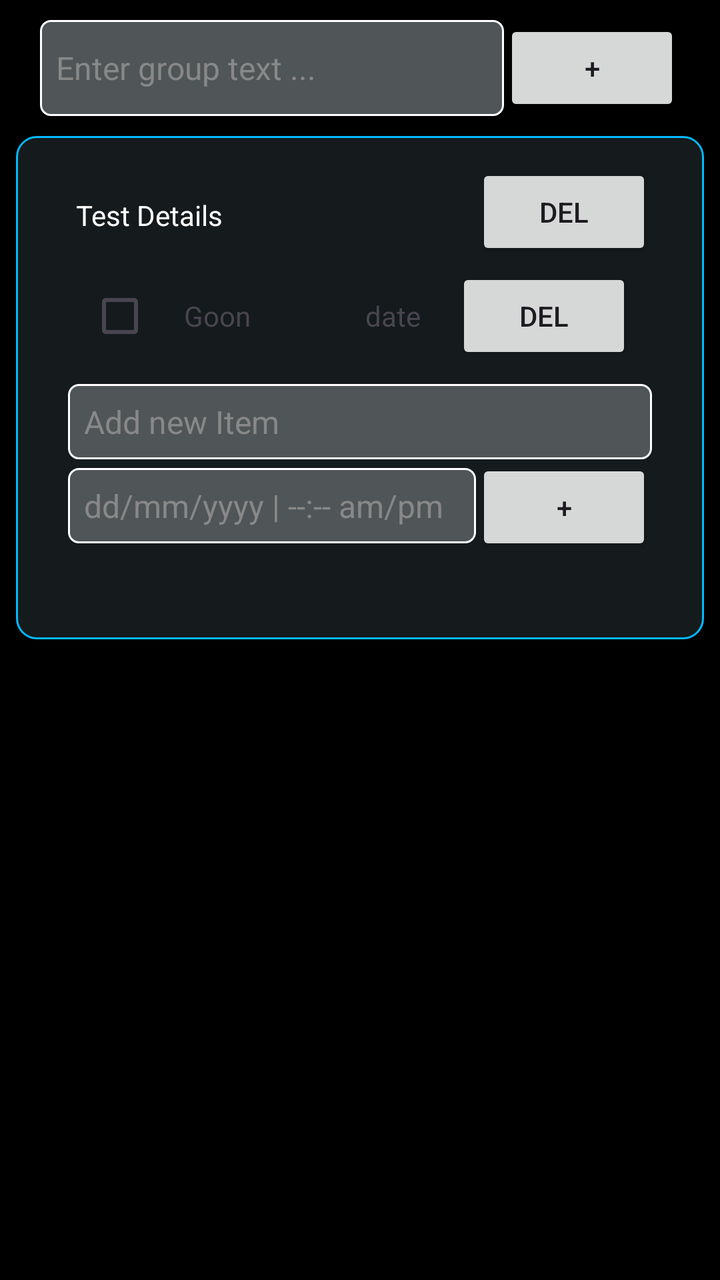
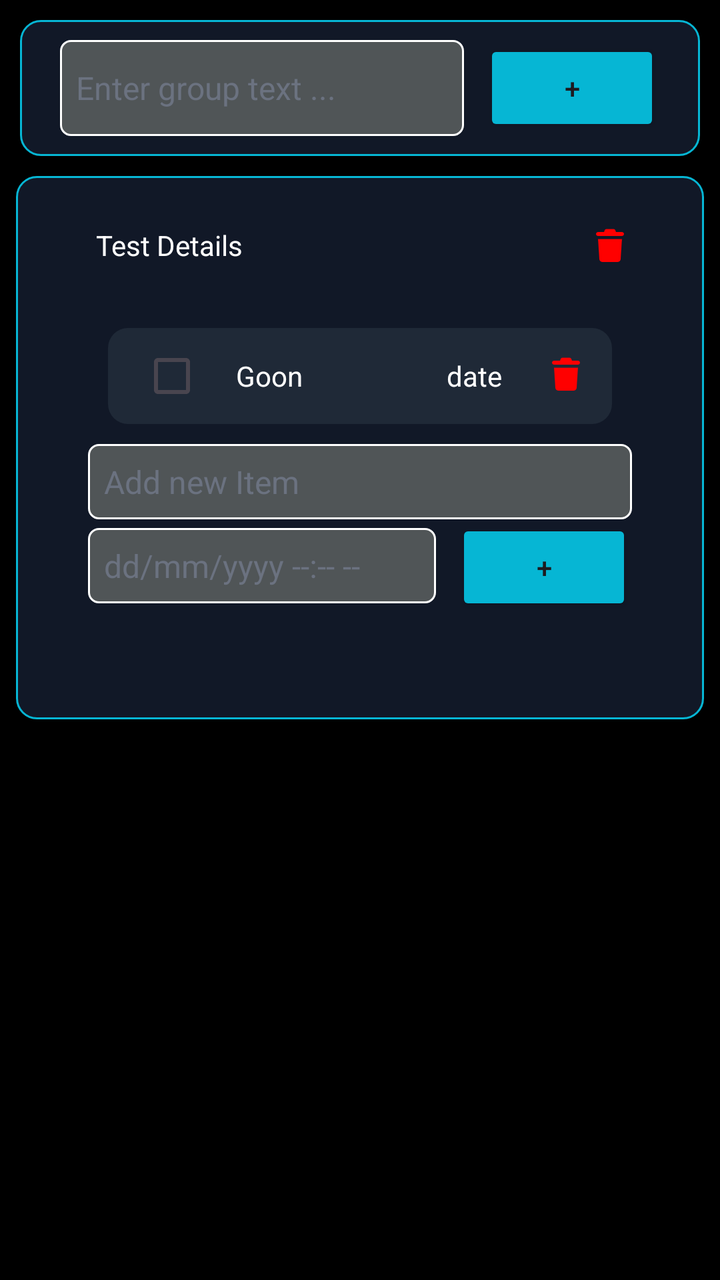

Compare the two renders of this Android layout. The source of the first and the diff that turns it into the second are given below.
<!-- AndroidManifest.xml: application theme Theme.MyConsist -->
<!-- res/layout/fragment_to_do_list.xml -->
<?xml version="1.0" encoding="utf-8"?>
<LinearLayout xmlns:android="http://schemas.android.com/apk/res/android"
    xmlns:app="http://schemas.android.com/apk/res-auto"
    xmlns:tools="http://schemas.android.com/tools"
    android:layout_width="match_parent"
    android:layout_height="match_parent"
    tools:context=".ToDoListFragment"
    android:orientation="vertical"
    android:background="@color/black">

    <LinearLayout
        android:layout_width="match_parent"
        android:layout_height="wrap_content"
        android:orientation="horizontal"
        android:paddingHorizontal="20dp"
        android:paddingVertical="10dp">
        <EditText
            android:layout_width="0dp"
            android:layout_height="match_parent"
            android:layout_weight="1"
            style="@style/MyEditTextStyle"
            android:hint="Enter group text ..."/>
        <Button
            android:layout_width="wrap_content"
            android:layout_height="wrap_content"
            android:text="+"/>
    </LinearLayout>
    <LinearLayout
        android:id="@+id/listBox"
        android:layout_width="match_parent"
        android:layout_height="match_parent"
        android:orientation="vertical">

        <androidx.constraintlayout.widget.ConstraintLayout
            android:id="@+id/theGroup"
            android:layout_width="match_parent"
            android:layout_height="wrap_content"
            android:layout_marginHorizontal="8dp"
            android:padding="10dp"
            android:background="@drawable/group_styles">

            <TextView
                android:id="@+id/groupName"
                android:layout_width="0dp"
                android:layout_height="wrap_content"
                android:layout_margin="20dp"
                android:layout_weight="1"
                android:textColor="@color/white"
                android:text="Test Details"
                app:layout_constraintEnd_toStartOf="@+id/delButton"
                app:layout_constraintHorizontal_bias="0.571"
                app:layout_constraintStart_toStartOf="parent"
                app:layout_constraintTop_toTopOf="parent" />

            <Button
                android:id="@+id/delButton"
                android:layout_width="wrap_content"
                android:layout_height="wrap_content"
                android:layout_marginTop="4dp"
                android:layout_marginEnd="16dp"
                android:text="Del"
                app:layout_constraintEnd_toEndOf="parent"
                app:layout_constraintTop_toTopOf="parent" />

            <LinearLayout
                android:id="@+id/theGroupDetails"
                android:layout_width="match_parent"
                android:layout_height="wrap_content"
                android:layout_marginBottom="16dp"
                android:orientation="vertical"
                android:padding="16dp"
                app:layout_constraintBottom_toBottomOf="parent"
                app:layout_constraintEnd_toEndOf="parent"
                app:layout_constraintStart_toStartOf="parent">
                <LinearLayout
                    android:id="@+id/theList"
                    android:layout_width="match_parent"
                    android:layout_height="wrap_content"
                    android:orientation="vertical"
                    android:layout_marginTop="30dp">

                    <LinearLayout
                        android:id="@+id/itemBox"
                        android:layout_width="match_parent"
                        android:layout_height="wrap_content"
                        android:orientation="horizontal"
                        android:layout_margin="10dp">
                        <CheckBox
                            android:id="@+id/checkboxItem"
                            android:layout_width="wrap_content"
                            android:layout_height="wrap_content"/>
                        <TextView
                            android:id="@+id/nameItem"
                            android:layout_width="0dp"
                            android:layout_height="wrap_content"
                            android:layout_weight="2"
                            android:text="Goon"/>
                        <TextView
                            android:id="@+id/dateItem"
                            android:layout_width="0dp"
                            android:layout_height="wrap_content"
                            android:layout_weight="1"
                            android:text="date"/>
                        <Button
                            android:id="@+id/delItemButton"
                            android:layout_width="wrap_content"
                            android:layout_height="wrap_content"
                            android:text="Del"/>

                    </LinearLayout>

                </LinearLayout>
                <EditText
                    android:layout_width="match_parent"
                    android:layout_height="wrap_content"
                    style="@style/MyEditTextStyle"
                    android:hint="Add new Item" />

                <LinearLayout
                    android:layout_width="match_parent"
                    android:layout_height="wrap_content"
                    android:orientation="horizontal">

                    <EditText
                        android:id="@+id/dateInput"
                        android:layout_width="0dp"
                        android:layout_weight="1"
                        android:layout_height="wrap_content"
                        style="@style/MyEditTextStyle"
                        android:hint="dd/mm/yyyy | --:-- am/pm"
                        android:focusable="false"
                        android:clickable="true"/>

                    <Button
                        android:layout_width="wrap_content"
                        android:layout_height="wrap_content"
                        android:text="+" />
                </LinearLayout>
            </LinearLayout>


        </androidx.constraintlayout.widget.ConstraintLayout>

    </LinearLayout>

</LinearLayout>
<!-- resources referenced by this layout -->
<resources>
  <color name="black">#FF000000</color>
  <color name="white">#FFFFFFFF</color>
  <!-- drawable group_styles (drawable) -->
  <?xml version="1.0" encoding="utf-8"?>
  <shape xmlns:android="http://schemas.android.com/apk/res/android">
  
      
      <solid android:color="#151a1c"/>
  
      
      <stroke
          android:width="1dp"
          android:color="#03b9ff"/>
  
      
      <corners android:radius="10dp"/>
  </shape>
  <style name="MyEditTextStyle">
          <item name="android:textColor">#FFFFFF</item>
          <item name="android:textColorHint">#888888</item>
          <item name="android:textSize">16sp</item>
          <item name="android:padding">8dp</item>
          <item name="android:background">@drawable/edittext_styles</item>
      </style>
  <style name="Theme.MyConsist" parent="Base.Theme.MyConsist" />
  <!-- drawable edittext_styles (drawable) -->
  <?xml version="1.0" encoding="utf-8"?>
  <shape xmlns:android="http://schemas.android.com/apk/res/android">
  
      
      <solid android:color="#505557"/>
  
      
      <stroke
          android:width="1dp"
          android:color="@color/white"/>
  
      
      <corners android:radius="5dp"/>
  
  </shape>
  <style name="Base.Theme.MyConsist" parent="Theme.Material3.DayNight.NoActionBar">
          
          
      </style>
</resources>

<!-- the commit's change to res/layout/fragment_to_do_list.xml (unified diff, before → after) -->
@@ -13,17 +13,21 @@
         android:layout_height="wrap_content"
         android:orientation="horizontal"
         android:paddingHorizontal="20dp"
-        android:paddingVertical="10dp">
+        android:paddingVertical="10dp"
+        android:layout_margin="10dp"
+        android:background="@drawable/group_styles">
         <EditText
             android:layout_width="0dp"
             android:layout_height="match_parent"
             android:layout_weight="1"
             style="@style/MyEditTextStyle"
-            android:hint="Enter group text ..."/>
+            android:hint="Enter group text ..."
+            android:layout_marginRight="10dp"/>
         <Button
             android:layout_width="wrap_content"
             android:layout_height="wrap_content"
-            android:text="+"/>
+            android:text="+"
+            android:backgroundTint="#06b6d4"/>
     </LinearLayout>
     <LinearLayout
         android:id="@+id/listBox"
@@ -36,14 +40,15 @@
             android:layout_width="match_parent"
             android:layout_height="wrap_content"
             android:layout_marginHorizontal="8dp"
-            android:padding="10dp"
+            android:padding="20dp"
             android:background="@drawable/group_styles">
 
             <TextView
                 android:id="@+id/groupName"
                 android:layout_width="0dp"
                 android:layout_height="wrap_content"
-                android:layout_margin="20dp"
+                android:layout_marginHorizontal="20dp"
+                android:layout_marginVertical="5dp"
                 android:layout_weight="1"
                 android:textColor="@color/white"
                 android:text="Test Details"
@@ -52,13 +57,16 @@
                 app:layout_constraintStart_toStartOf="parent"
                 app:layout_constraintTop_toTopOf="parent" />
 
-            <Button
+            <TextView
                 android:id="@+id/delButton"
                 android:layout_width="wrap_content"
                 android:layout_height="wrap_content"
-                android:layout_marginTop="4dp"
-                android:layout_marginEnd="16dp"
-                android:text="Del"
+                android:layout_marginHorizontal="20dp"
+                android:layout_marginVertical="5dp"
+                android:text="&#xf1f8;"
+                android:textSize="16sp"
+                android:fontFamily="@font/fa_solid_900"
+                android:textColor="#FF0000"
                 app:layout_constraintEnd_toEndOf="parent"
                 app:layout_constraintTop_toTopOf="parent" />
 
@@ -84,28 +92,36 @@
                         android:layout_width="match_parent"
                         android:layout_height="wrap_content"
                         android:orientation="horizontal"
-                        android:layout_margin="10dp">
+                        android:layout_margin="10dp"
+                        android:paddingHorizontal="16dp"
+                        android:background="@drawable/itembox_styles">
+
                         <CheckBox
                             android:id="@+id/checkboxItem"
                             android:layout_width="wrap_content"
-                            android:layout_height="wrap_content"/>
+                            android:layout_height="wrap_content" />
                         <TextView
                             android:id="@+id/nameItem"
                             android:layout_width="0dp"
+                            android:textColor="@color/white"
                             android:layout_height="wrap_content"
                             android:layout_weight="2"
                             android:text="Goon"/>
                         <TextView
                             android:id="@+id/dateItem"
                             android:layout_width="0dp"
+                            android:textColor="@color/white"
                             android:layout_height="wrap_content"
                             android:layout_weight="1"
                             android:text="date"/>
-                        <Button
+                        <TextView
                             android:id="@+id/delItemButton"
                             android:layout_width="wrap_content"
                             android:layout_height="wrap_content"
-                            android:text="Del"/>
+                            android:text="&#xf1f8;"
+                            android:textSize="16sp"
+                            android:textColor="#FF0000"
+                            android:fontFamily="@font/fa_solid_900"/>
 
                     </LinearLayout>
 
@@ -127,13 +143,13 @@
                         android:layout_weight="1"
                         android:layout_height="wrap_content"
                         style="@style/MyEditTextStyle"
-                        android:hint="dd/mm/yyyy | --:-- am/pm"
-                        android:focusable="false"
-                        android:clickable="true"/>
+                        android:hint="dd/mm/yyyy --:-- --"
+                        android:layout_marginRight="10dp"/>
 
                     <Button
                         android:layout_width="wrap_content"
                         android:layout_height="wrap_content"
+                        android:backgroundTint="#06b6d4"
                         android:text="+" />
                 </LinearLayout>
             </LinearLayout>
<!-- resource entries referenced after the edit -->
@@ -7,19 +7,31 @@
   <shape xmlns:android="http://schemas.android.com/apk/res/android">
   
       
-      <solid android:color="#151a1c"/>
+      <solid android:color="#111827"/>
   
       
       <stroke
           android:width="1dp"
-          android:color="#03b9ff"/>
+          android:color="#06b6d4"/>
+  
+      
+      <corners android:radius="10dp"/>
+  </shape>
+  <!-- drawable itembox_styles (drawable) -->
+  <?xml version="1.0" encoding="utf-8"?>
+  <shape xmlns:android="http://schemas.android.com/apk/res/android">
+  
+      
+      <solid android:color="#1f2937"/>
+  
+  
   
       
       <corners android:radius="10dp"/>
   </shape>
   <style name="MyEditTextStyle">
-          <item name="android:textColor">#FFFFFF</item>
-          <item name="android:textColorHint">#888888</item>
+          <item name="android:textColor">#e5e7eb</item>
+          <item name="android:textColorHint">#6b7280</item>
           <item name="android:textSize">16sp</item>
           <item name="android:padding">8dp</item>
           <item name="android:background">@drawable/edittext_styles</item>
